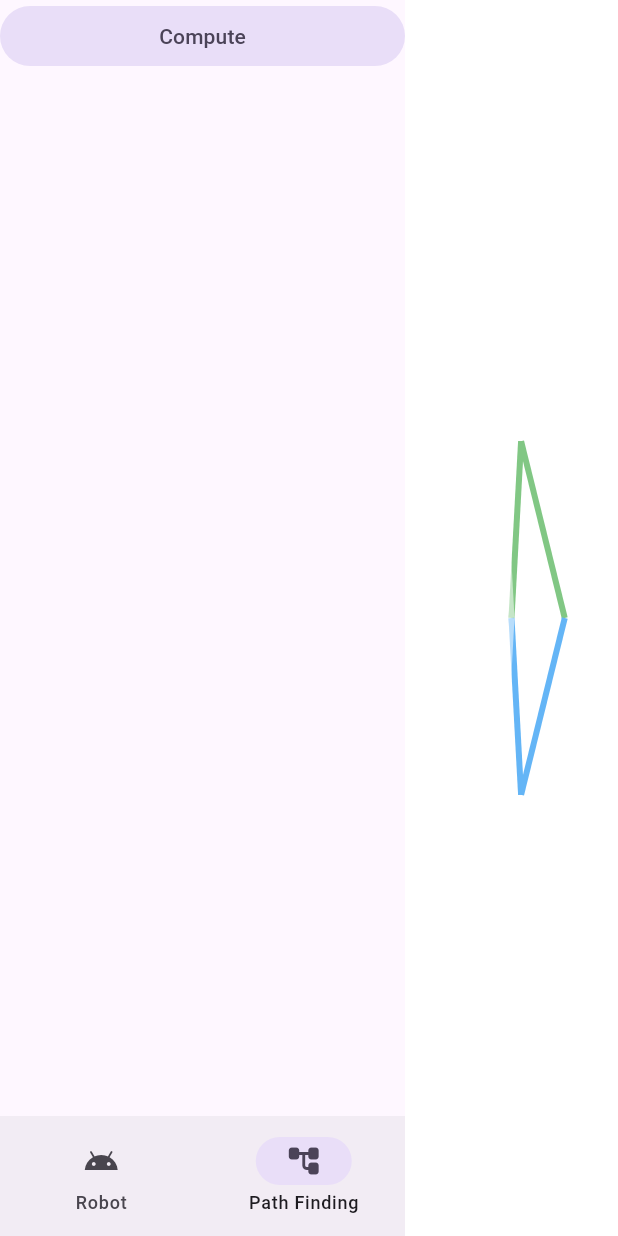
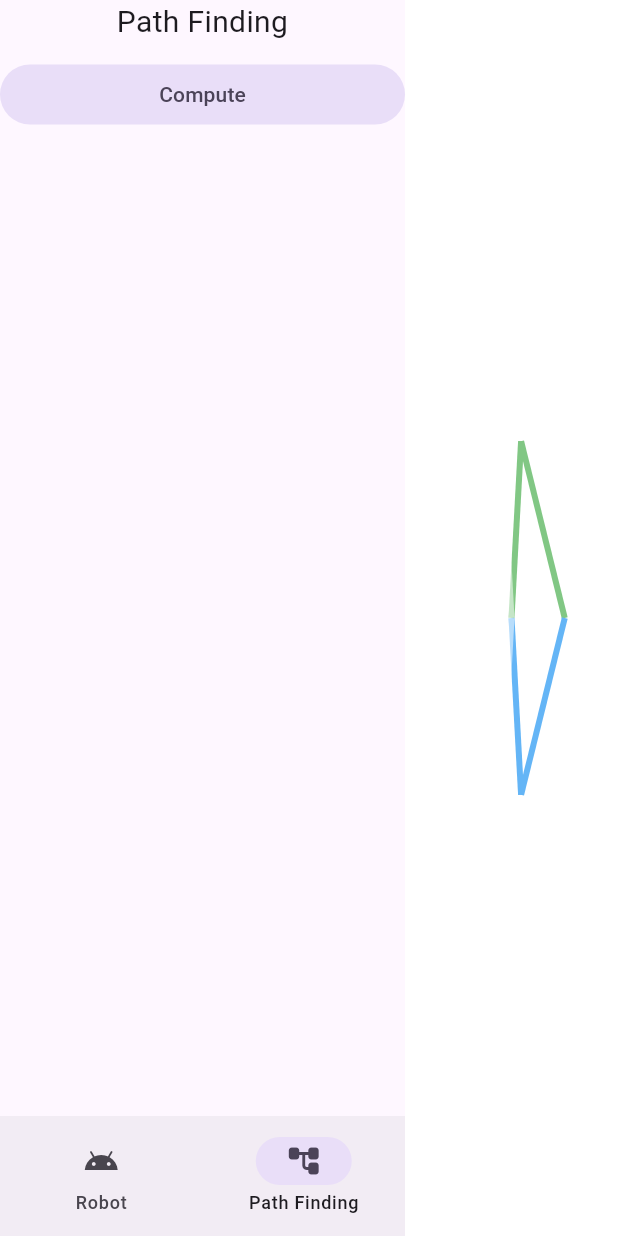
Before and after one commit to michal12334/kinematic-chain-path-finding, a Flutter app: the screen it shows after launch, item 2 of the bottom bar chosen, on a phone screen of 412 x 824 dp. Run offline on Flutter 3.47's test engine with Material 3 defaults, Android fonts, the phone set to English and light mode, and no system bars; our stand-ins replace flutter_mobx, mobx; generated files the repository leaves out were written again.

Commit message:
Add path finding header

```diff
--- a/lib/path_finding.dart
+++ b/lib/path_finding.dart
@@ -1,4 +1,5 @@
 import 'package:flutter/material.dart';
+import 'package:kinematic_chain_path_finding/header_text.dart';
 
 class PathFinding extends StatelessWidget {
   const PathFinding({
@@ -9,10 +10,14 @@ class PathFinding extends StatelessWidget {
   Widget build(BuildContext context) {
     return ListView(
       children: [
+        const HeaderText('Path Finding'),
+        const SizedBox(
+          height: 10,
+        ),
         FilledButton.tonal(
           onPressed: () {},
           child: const Text('Compute'),
-        )
+        ),
       ],
     );
   }
```
